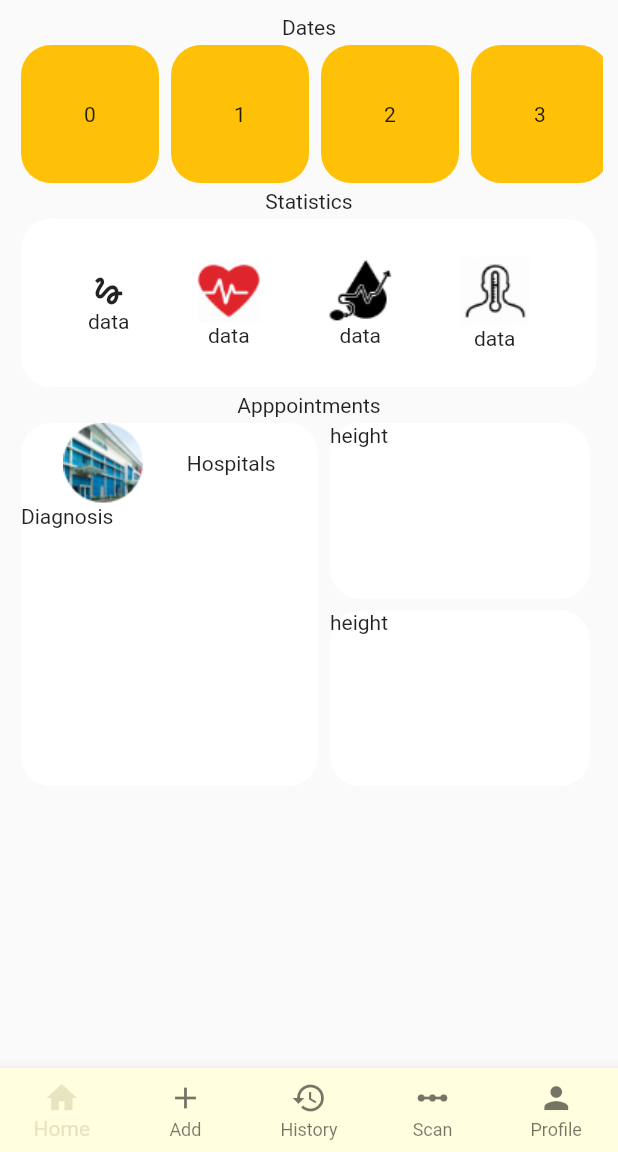
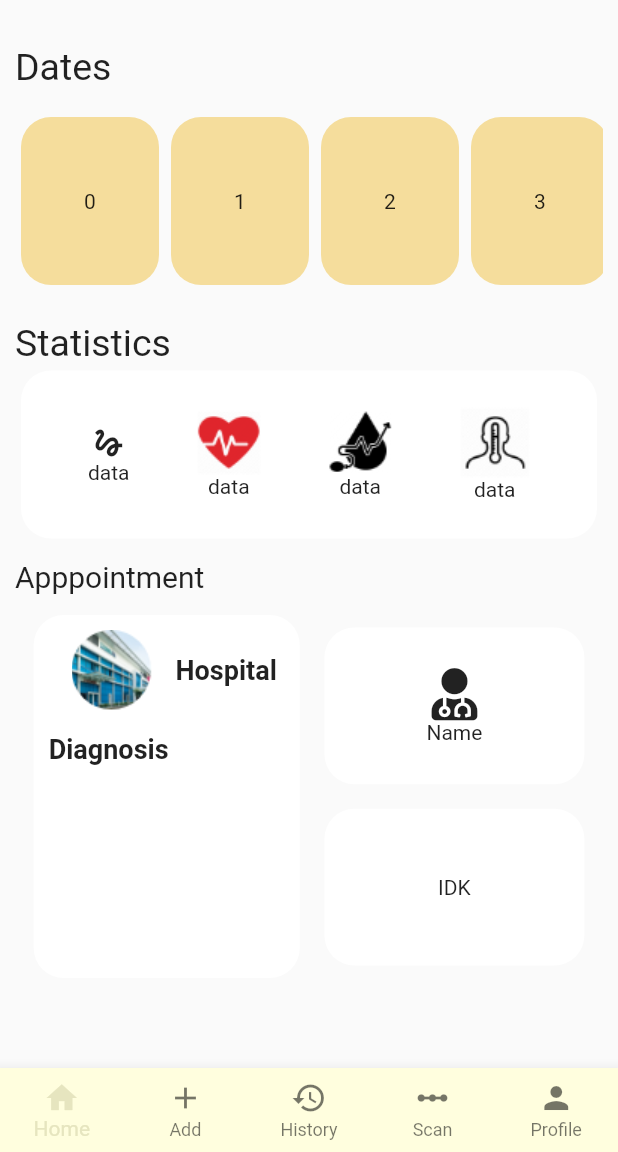
Before and after one commit to Khaalidsub/medcom, a Flutter app: the screen it shows after launch, on a phone screen of 412 x 824 dp, the part 84-1236 px from its top. Run offline on Flutter 3.47's test engine with Material 2 defaults, Android fonts, the phone set to English and light mode, and no system bars; our stand-ins replace charts_flutter, font_awesome_flutter.

Commit message:
add patient history

```diff
--- a/health_app/lib/src/app.dart
+++ b/health_app/lib/src/app.dart
@@ -1,5 +1,6 @@
 import 'package:flutter/material.dart';
 import 'package:health_app/src/screens/hospitalScreens/home.dart';
+import 'package:health_app/src/screens/hospitalScreens/hospRegistration.dart';
 import 'package:health_app/src/screens/patientScreens/history.dart';
 import 'package:health_app/src/screens/patientScreens/home.dart';
 
--- a/health_app/lib/src/screens/patientScreens/history.dart
+++ b/health_app/lib/src/screens/patientScreens/history.dart
@@ -1,4 +1,5 @@
 import 'package:flutter/material.dart';
+import 'package:font_awesome_flutter/font_awesome_flutter.dart';
 import 'package:health_app/src/screens/widgets/app_nav.dart';
 import 'package:health_app/src/screens/widgets/bottom_navigation.dart';
 
@@ -15,11 +16,19 @@ class PatientHistory extends StatelessWidget {
         child: Container(
           padding: EdgeInsets.all(10),
           child: Column(
+            crossAxisAlignment: CrossAxisAlignment.start,
             children: <Widget>[
-              Text('Dates'),
               Container(
-                  height: 100,
+                margin: EdgeInsets.only(top: 20, bottom: 15),
+                child: Text(
+                  'Dates',
+                  style: TextStyle(fontSize: 25),
+                ),
+              ),
+              Container(
+                  height: 120,
                   width: width * 1,
+                  margin: EdgeInsets.only(bottom: 20),
                   child: ListView.builder(
                       itemCount: 6,
                       scrollDirection: Axis.horizontal,
@@ -31,12 +40,17 @@ class PatientHistory extends StatelessWidget {
                             elevation: 0,
                             shape: RoundedRectangleBorder(
                                 borderRadius: BorderRadius.circular(20)),
-                            color: Colors.amber,
+                            color: Color(0xffF5DD9C),
                             child: Center(child: Text('$index')),
                           ),
                         );
                       })),
-              Text('Statistics'),
+              Container(
+                child: Text(
+                  'Statistics',
+                  style: TextStyle(fontSize: 25),
+                ),
+              ),
               Container(
                 width: width,
                 height: 120,
@@ -79,31 +93,57 @@ class PatientHistory extends StatelessWidget {
                   ),
                 ),
               ),
-              Text('Apppointments'),
+              SizedBox(
+                height: 10,
+              ),
+              Text(
+                'Apppointment',
+                style: TextStyle(fontSize: 20),
+              ),
+              SizedBox(
+                height: 10,
+              ),
               Container(
                 width: width,
                 height: 250,
                 child: Row(
+                  mainAxisAlignment: MainAxisAlignment.spaceEvenly,
                   children: <Widget>[
                     Container(
                       height: 250,
-                      width: width * 0.5,
+                      width: width * 0.45,
                       child: Card(
                         elevation: 0,
                         shape: RoundedRectangleBorder(
                             borderRadius: BorderRadius.circular(20)),
+                        child: Container(
+                          padding: EdgeInsets.only(left: 10, top: 10),
                           child: Column(
                             crossAxisAlignment: CrossAxisAlignment.start,
                             children: <Widget>[
                               Row(
-                              mainAxisAlignment: MainAxisAlignment.spaceEvenly,
+                                mainAxisAlignment:
+                                    MainAxisAlignment.spaceEvenly,
                                 children: <Widget>[
                                   Image.asset('assets/images/clin.png'),
-                                Text('Hospitals')
+                                  Text(
+                                    'Hospital',
+                                    style: TextStyle(
+                                        fontSize: 18,
+                                        fontWeight: FontWeight.bold),
+                                  )
                                 ],
                               ),
-                            Text('Diagnosis'),
+                              SizedBox(
+                                height: 15,
+                              ),
+                              Text(
+                                'Diagnosis',
+                                style: TextStyle(
+                                    fontSize: 18, fontWeight: FontWeight.bold),
+                              ),
                             ],
+                          ),
                         ),
                       ),
                     ),
@@ -111,25 +151,37 @@ class PatientHistory extends StatelessWidget {
                       width: width * 0.44,
                       height: 250,
                       child: Column(
+                        mainAxisAlignment: MainAxisAlignment.spaceEvenly,
                         children: <Widget>[
                           Container(
                             width: width * 0.44,
-                            height: 250 * 0.5,
+                            height: 250 * 0.45,
                             child: Card(
                               elevation: 0,
                               shape: RoundedRectangleBorder(
                                   borderRadius: BorderRadius.circular(20)),
-                              child: Text('height'),
+                              child: Column(
+                                mainAxisAlignment: MainAxisAlignment.center,
+                                children: <Widget>[
+                                  Icon(
+                                    FontAwesomeIcons.userMd,
+                                    size: 35,
+                                  ),
+                                  Text('Name'),
+                                ],
+                              ),
                             ),
                           ),
                           Container(
                             width: width * 0.44,
-                            height: 250 * 0.5,
+                            height: 250 * 0.45,
                             child: Card(
                               elevation: 0,
                               shape: RoundedRectangleBorder(
                                   borderRadius: BorderRadius.circular(20)),
-                              child: Text('height'),
+                              child: Center(
+                                child: Text('IDK'),
+                              ),
                             ),
                           )
                         ],
```
Lines whose indentation alone changed are shown as unchanged.
